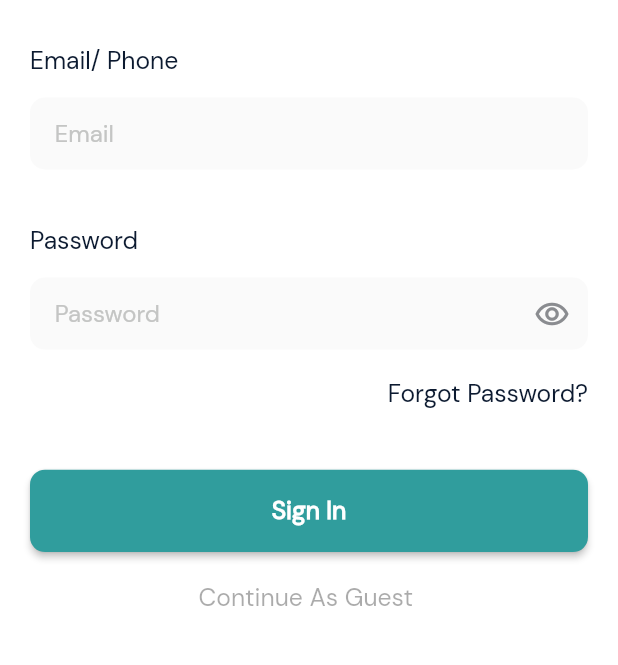
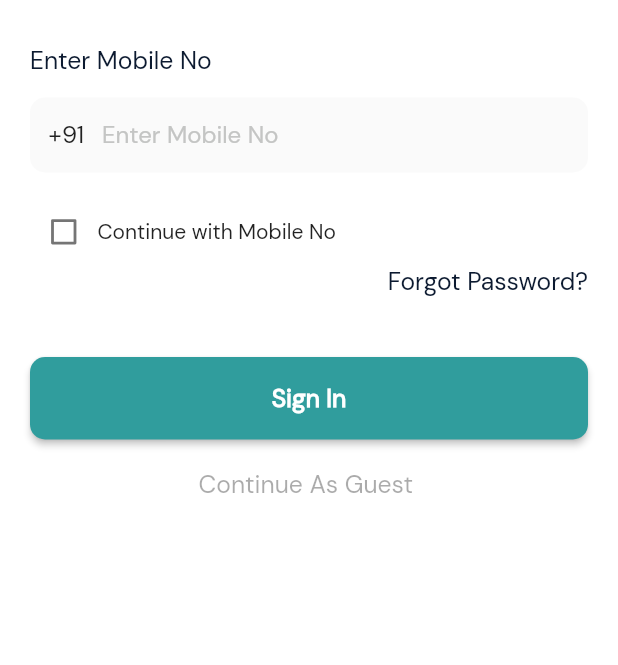
Before and after one commit to ParthNPatel/inzoid, a Flutter app: the screen it shows after launch, item 2 of the bottom bar chosen, on a phone screen of 412 x 824 dp, the part 207-872 px from its top. Run offline on Flutter 3.47's test engine with Material 2 defaults, Android fonts, the phone set to English and light mode, and no system bars; drawn by our look-alikes of flutter_progress_hud; our stand-ins replace cloud_firestore, country_picker, firebase_auth, firebase_core, firebase_storage, flutter_svg and 7 more; missing offline and left inert: email_auth; accounts and stored records are empty.

Commit message:
init [8-10]

```diff
--- a/lib/components/common_widget.dart
+++ b/lib/components/common_widget.dart
@@ -19,6 +19,7 @@ class CommonWidget {
       int? maxLength,
       TextInputType? keyBoardType,
       bool isObscured = false,
+      Widget? prefix,
       Widget? suffix}) {
     return SizedBox(
       height: 43.sp,
@@ -34,6 +35,7 @@ class CommonWidget {
         ),
         cursorColor: Colors.black,
         decoration: InputDecoration(
+            prefixIcon: prefix,
             contentPadding: EdgeInsets.only(top: 7.sp, left: 12.sp),
             suffixIcon: suffix,
             filled: true,
--- a/lib/constant/text_const.dart
+++ b/lib/constant/text_const.dart
@@ -1,6 +1,8 @@
 class TextConst {
   static String fontFamily = 'DMSans-Regular';
-  static String emailPhone = 'Email/ Phone';
+  static String phone = 'Phone';
+  static String email = 'Enter Email Id';
+  static String mobile = 'Enter Mobile No';
   static String newPassword = 'New Password';
   static String welcomeBackTo = 'Welcome back to';
   static String updatePassword = 'Update Password';
@@ -12,14 +14,14 @@ class TextConst {
   static String confirmNewPassword = 'Confirm New Password';
   static String moreThen6 = 'Enter More Then 6 digit password';
   static String enterYourNewPassword = 'Enter Your New Password';
-  static String email = 'Email';
   static String signIn = 'Sign In';
   static String reset = 'Reset';
   static String signUp = 'Sign Up';
   static String saveUpdate = 'Save Update';
   static String forgotPassword = 'Forgot Password?';
   static String continueAsGuest = 'Continue As Guest ';
-  static String canNotBeEmpty = 'Email or Password can not be empty';
+  static String emailCanNotBeEmpty = 'Email Id can not be empty';
+  static String mobileCanNotBeEmpty = 'Mobile no can not be empty';
   static String enterValidEmail = 'Please enter valid email';
   static String failed = 'Failed';
   static String verification = 'Verification';
--- a/lib/view/reset_password_screen.dart
+++ b/lib/view/reset_password_screen.dart
@@ -54,12 +54,12 @@ class _ResetPasswordScreenState extends State<ResetPasswordScreen> {
                   color: CommonColor.greyColor838589),
               CommonWidget.commonSizedBox(height: 30),
               CommonText.textBoldWight400(
-                  text: TextConst.emailPhone,
+                  text: TextConst.email,
                   fontSize: 12.sp,
                   color: CommonColor.blackColor0C1A30),
               CommonWidget.commonSizedBox(height: 14),
               CommonWidget.textFormField(
-                  controller: _emailController, hintText: TextConst.emailPhone),
+                  controller: _emailController, hintText: TextConst.email),
               CommonWidget.commonSizedBox(height: 40),
               CommonWidget.commonButton(
                   onTap: () {
--- a/lib/view/sign_in_screen.dart
+++ b/lib/view/sign_in_screen.dart
@@ -1,3 +1,4 @@
+import 'package:country_picker/country_picker.dart';
 import 'package:email_auth/email_auth.dart';
 import 'package:firebase_auth/firebase_auth.dart';
 import 'package:flutter/material.dart';
@@ -28,8 +29,7 @@ class SignInScreen extends StatefulWidget {
 }
 
 class _SignInScreenState extends State<SignInScreen> {
-  TextEditingController _emailController = TextEditingController();
-  TextEditingController _passWordController = TextEditingController();
+  TextEditingController _emailMobileController = TextEditingController();
   FirebaseAuth _auth = FirebaseAuth.instance;
   EmailAuth? emailAuth;
 
@@ -38,6 +38,9 @@ class _SignInScreenState extends State<SignInScreen> {
   bool isObscured = true;
   String? verificationId;
   bool? emailValid;
+  bool isChecked = false;
+  Country? selectedCountry;
+
   @override
   Widget build(BuildContext context) {
     return Scaffold(
@@ -66,37 +69,105 @@ class _SignInScreenState extends State<SignInScreen> {
                           color: CommonColor.themColor309D9D),
                       CommonWidget.commonSizedBox(height: 30),
                       CommonText.textBoldWight400(
-                          text: TextConst.emailPhone,
+                          text: isChecked ? TextConst.email : TextConst.mobile,
                           fontSize: 12.sp,
                           color: CommonColor.blackColor0C1A30),
                       CommonWidget.commonSizedBox(height: 14),
-                      CommonWidget.textFormField(
-                          controller: _emailController,
-                          hintText: TextConst.email),
-                      CommonWidget.commonSizedBox(height: 26),
-                      CommonText.textBoldWight400(
-                          text: TextConst.password,
-                          fontSize: 12.sp,
-                          color: CommonColor.blackColor0C1A30),
-                      CommonWidget.commonSizedBox(height: 14),
-                      CommonWidget.textFormField(
-                          isObscured: isObscured,
-                          controller: _passWordController,
-                          hintText: TextConst.password,
-                          suffix: GestureDetector(
-                              onTap: () {
-                                setState(() {
-                                  isObscured = !isObscured;
-                                });
-                              },
-                              child: Icon(
-                                isObscured
-                                    ? Icons.remove_red_eye_outlined
-                                    : Icons.visibility_off_outlined,
-                                color: CommonColor.greyColor838589,
-                                //size: 10,
-                              ))),
+                      isChecked == true
+                          ? CommonWidget.textFormField(
+                              controller: _emailMobileController,
+                              hintText: TextConst.email)
+                          : CommonWidget.textFormField(
+                              prefix: SizedBox(
+                                width: 30.sp,
+                                child: InkWell(
+                                  onTap: () {
+                                    // _displayDialog(context);
+                                    showCountryPicker(
+                                      context: context,
+                                      showPhoneCode:
+                                          true, // optional. Shows phone code before the country name.
+                                      onSelect: (Country country) {
+                                        print(
+                                            'Select country: ${country.displayName}');
+                                        setState(() {
+                                          selectedCountry = country;
+                                        });
+                                      },
+                                    );
+                                  },
+                                  child: Container(
+                                      margin: const EdgeInsets.fromLTRB(
+                                          0.0, 0.0, 0.0, 0.0),
+                                      alignment: Alignment.center,
+                                      height: 50.0,
+                                      width: 100,
+                                      child: Row(
+                                        mainAxisSize: MainAxisSize.min,
+                                        mainAxisAlignment:
+                                            MainAxisAlignment.spaceEvenly,
+                                        children: [
+                                          Text(
+                                            selectedCountry != null
+                                                ? "+ ${selectedCountry!.phoneCode}"
+                                                : "+91",
+                                            style: const TextStyle(
+                                              fontSize: 16,
+                                            ),
+                                          )
+                                        ],
+                                      )),
+                                ),
+                              ),
+                              keyBoardType: TextInputType.number,
+                              controller: _emailMobileController,
+                              hintText: TextConst.mobile),
                       CommonWidget.commonSizedBox(height: 8),
+                      Row(
+                        children: [
+                          SizedBox(
+                            height: 45,
+                            width: 45,
+                            child: FittedBox(
+                              child: Checkbox(
+                                value: isChecked,
+                                activeColor: CommonColor.themColor309D9D,
+                                onChanged: (value) {
+                                  setState(() {
+                                    isChecked = value!;
+                                  });
+                                },
+                              ),
+                            ),
+                          ),
+                          CommonText.textBoldWight500(
+                              text: "Continue with Mobile No")
+                        ],
+                      ),
+
+                      // CommonText.textBoldWight400(
+                      //     text: TextConst.password,
+                      //     fontSize: 12.sp,
+                      //     color: CommonColor.blackColor0C1A30),
+                      // CommonWidget.commonSizedBox(height: 14),
+                      // CommonWidget.textFormField(
+                      //     isObscured: isObscured,
+                      //     controller: _passWordController,
+                      //     hintText: TextConst.password,
+                      //     suffix: GestureDetector(
+                      //         onTap: () {
+                      //           setState(() {
+                      //             isObscured = !isObscured;
+                      //           });
+                      //         },
+                      //         child: Icon(
+                      //           isObscured
+                      //               ? Icons.remove_red_eye_outlined
+                      //               : Icons.visibility_off_outlined,
+                      //           color: CommonColor.greyColor838589,
+                      //           //size: 10,
+                      //         ))),
+                      // CommonWidget.commonSizedBox(height: 8),
                       GestureDetector(
                         onTap: () {
                           Get.to(() => ResetPasswordScreen());
@@ -111,15 +182,8 @@ class _SignInScreenState extends State<SignInScreen> {
                       CommonWidget.commonSizedBox(height: 40),
                       CommonWidget.commonButton(
                           onTap: () {
-                            if (_emailController.text
-                                    .isNotEmpty /* &&
-                        _passWordController.text.isNotEmpty*/
-                                ) {
-                              emailValid = RegExp(
-                                      r'^.+@[a-zA-Z]+\.{1}[a-zA-Z]+(\.{0,1}[a-zA-Z]+)$')
-                                  .hasMatch(_emailController.text);
-
-                              if (emailValid == true) {
+                            if (_emailMobileController.text.isNotEmpty) {
+                              if (isChecked) {
                                 emailAuth = new EmailAuth(
                                   sessionName: "Sample session",
                                 );
@@ -137,7 +201,9 @@ class _SignInScreenState extends State<SignInScreen> {
                                   title: TextConst.failed,
                                   color: CommonColor.red,
                                   duration: 2,
-                                  message: TextConst.canNotBeEmpty);
+                                  message: isChecked
+                                      ? TextConst.emailCanNotBeEmpty
+                                      : TextConst.mobileCanNotBeEmpty);
                             }
                           },
                           text: TextConst.signIn),
@@ -173,11 +239,11 @@ class _SignInScreenState extends State<SignInScreen> {
     final progress,
   ) async {
     try {
-      if (_emailController.text.length == 10) {
+      if (_emailMobileController.text.length == 10) {
         progress.show();
 
         await _auth.verifyPhoneNumber(
-          phoneNumber: '+91' + _emailController.text,
+          phoneNumber: '+91' + _emailMobileController.text,
           verificationCompleted: (phoneAuthCredential) async {
             progress.dismiss();
           },
@@ -200,7 +266,7 @@ class _SignInScreenState extends State<SignInScreen> {
 
               Get.to(VerificationScreen(
                 isEmail: false,
-                emailOrPhoneText: '+91' + _emailController.text,
+                emailOrPhoneText: '+91' + _emailMobileController.text,
                 verificationId: verificationId,
               ));
               progress.dismiss();
@@ -228,22 +294,23 @@ class _SignInScreenState extends State<SignInScreen> {
     final progress,
   ) async {
     try {
-      if (_emailController.text.isNotEmpty) {
+      if (_emailMobileController.text.isNotEmpty) {
         if (emailValid == true) {
           progress!.show();
           bool result = await emailAuth!.sendOtp(
-              recipientMail: _emailController.value.text.trim(), otpLength: 6);
+              recipientMail: _emailMobileController.value.text.trim(),
+              otpLength: 6);
           if (result) {
             // showBottomEmailSheet();
             Future.delayed(Duration(milliseconds: 500), () {
               Get.to(VerificationScreen(
                 isEmail: true,
                 verificationId: '',
-                emailOrPhoneText: _emailController.text.trim(),
+                emailOrPhoneText: _emailMobileController.text.trim(),
               ));
             });
 
-            GetStorageServices.setEmail(_emailController.text.trim());
+            GetStorageServices.setEmail(_emailMobileController.text.trim());
 
             GetStorageServices.setIsEmailOrPhone(true);
 
--- a/pubspec.yaml
+++ b/pubspec.yaml
@@ -50,6 +50,8 @@ dependencies:
   shimmer: ^2.0.0
   firebase_storage: ^11.0.3
   image_picker: ^0.8.6
+  country_picker: ^2.0.16
+
 
 
 dev_dependencies:
```
Also changed, not shown: pubspec.lock.
